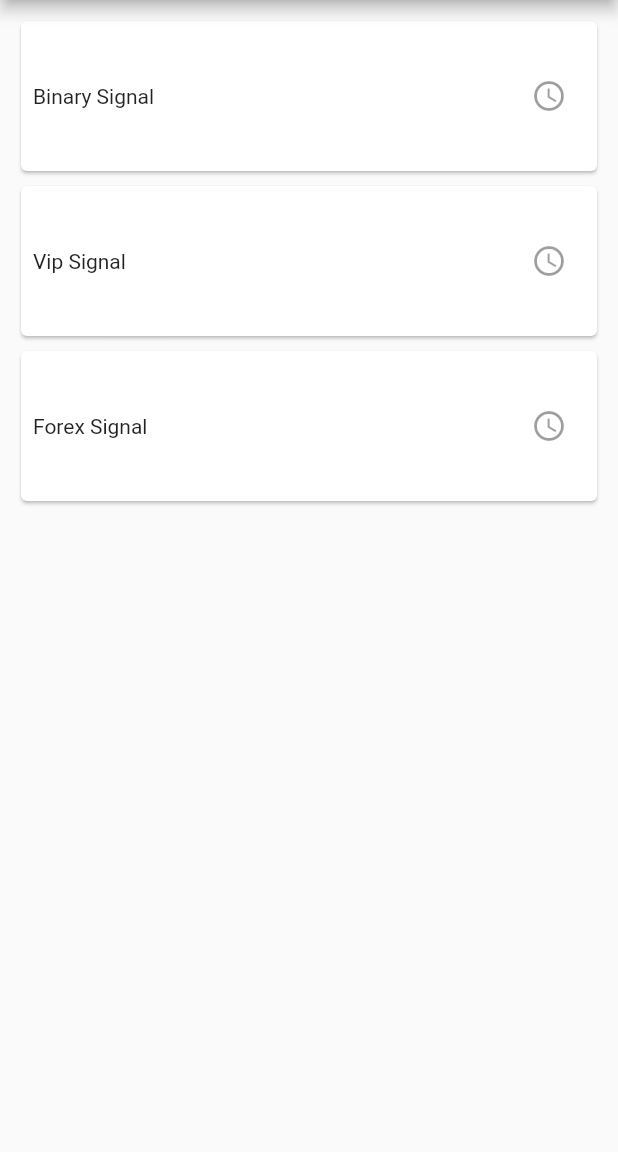
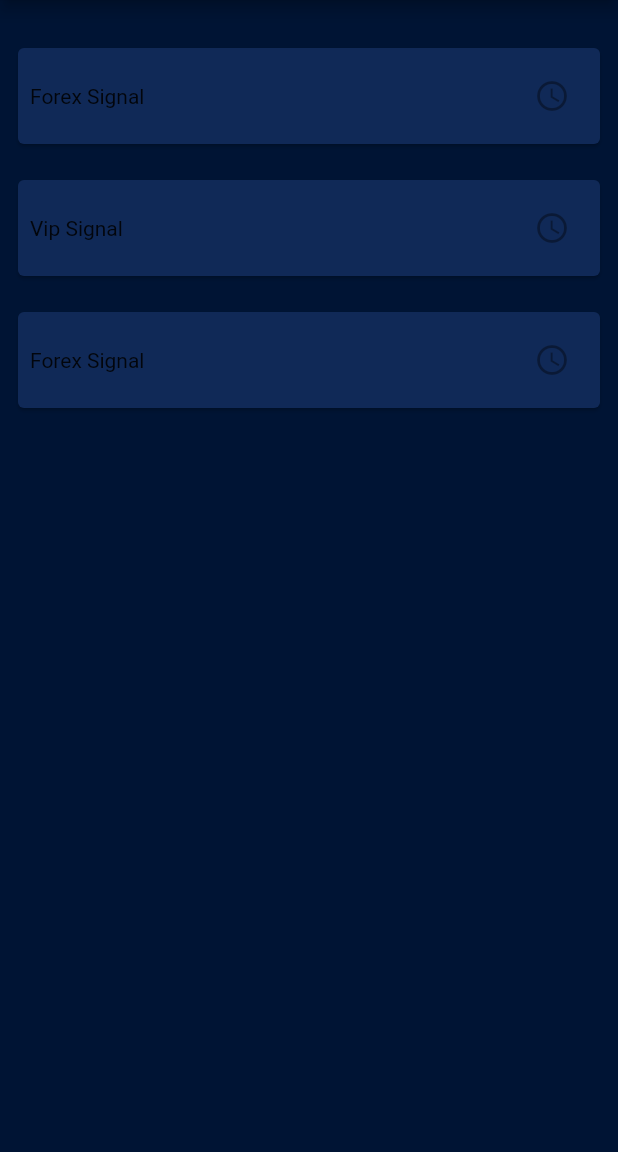
Before and after one commit to Madhav008/royal_trade, a Flutter app: the screen it shows after launch, on a phone screen of 412 x 824 dp, the part 84-1236 px from its top. Run offline on Flutter 3.47's test engine with Material 2 defaults, Android fonts, the phone set to English and light mode, and no system bars.

Commit message:
color changes

```diff
--- a/lib/screen/home.dart
+++ b/lib/screen/home.dart
@@ -4,26 +4,30 @@ class MyHomePage extends StatelessWidget {
   @override
   Widget build(BuildContext context) {
     return Scaffold(
+      backgroundColor: Color.fromRGBO(0, 20, 52, 1),
       drawer: Container(),
       appBar: AppBar(
         centerTitle: true,
         title: Text("Royal Trade"),
       ),
-      body:Stack(
+      body: SingleChildScrollView(
+        child: Stack(
           children: [
-      Positioned(
-        top: 10,
-        left: 10,
-        right: 10,
+            Column(
+              children: [
+                SizedBox(
+                  height: 20,
+                ),
+                Padding(
+                  padding: const EdgeInsets.all(8.0),
                   child: Card(
-              child: Container(
-                height: 100,
+                     color: Color.fromRGBO(16, 41, 87, 1),
                       child: Row(
                     mainAxisAlignment: MainAxisAlignment.spaceBetween,
                     children: [
                       Padding(
                         padding: const EdgeInsets.all(8.0),
-                  child: Text("Binary Signal"),
+                        child: Text("Forex Signal"),
                       ),
                       Padding(
                         padding: const EdgeInsets.all(8.0),
@@ -31,16 +35,13 @@ class MyHomePage extends StatelessWidget {
                             icon: Icon(Icons.access_time), onPressed: null),
                       )
                     ],
-          ),
                   )),
                 ),
-      Positioned(
-        top: 120,
-        left: 10,
-        right: 10,
+                Padding(
+                  padding: const EdgeInsets.all(8.0),
                   child: Card(
+                     color: Color.fromRGBO(16, 41, 87, 1),
                       child: Container(
-              height: 100,
                     child: Row(
                       mainAxisAlignment: MainAxisAlignment.spaceBetween,
                       children: [
@@ -57,13 +58,10 @@ class MyHomePage extends StatelessWidget {
                     ),
                   )),
                 ),
-      Positioned(
-        top: 230,
-        left: 10,
-        right: 10,
+                Padding(
+                  padding: const EdgeInsets.all(8.0),
                   child: Card(
-            child: Container(
-              height: 100,
+                     color: Color.fromRGBO(16, 41, 87, 1),
                       child: Row(
                     mainAxisAlignment: MainAxisAlignment.spaceBetween,
                     children: [
@@ -77,12 +75,13 @@ class MyHomePage extends StatelessWidget {
                             icon: Icon(Icons.access_time), onPressed: null),
                       )
                     ],
-        ),
                   )),
                 ),
               ],
+            )
+          ],
         ),
-
+      ),
     );
   }
 }
```
Lines whose indentation alone changed are shown as unchanged.
